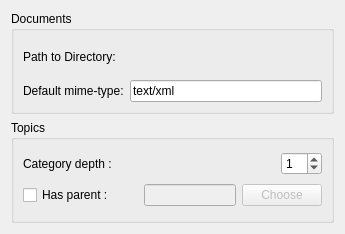
Old version of the form kgalileicenter/qfilldatabase.ui in the repository pfrancq/galilei.
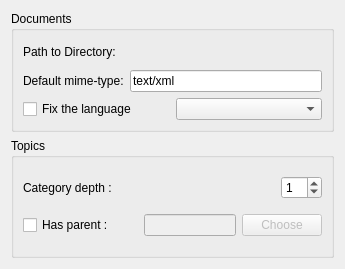
New version of the form. Custom widgets are drawn as their Qt base class.

Patch:
```diff
--- a/kgalileicenter/qfilldatabase.ui
+++ b/kgalileicenter/qfilldatabase.ui
@@ -6,19 +6,19 @@
     <x>0</x>
     <y>0</y>
     <width>343</width>
-    <height>234</height>
+    <height>269</height>
    </rect>
   </property>
   <property name="windowTitle" >
    <string>Form</string>
   </property>
-  <layout class="QVBoxLayout" name="verticalLayout" >
+  <layout class="QVBoxLayout" name="verticalLayout_2" >
    <item>
     <widget class="QGroupBox" name="groupBox2" >
      <property name="title" >
       <string>Documents</string>
      </property>
-     <layout class="QVBoxLayout" >
+     <layout class="QVBoxLayout" name="verticalLayout" >
       <item>
        <layout class="QHBoxLayout" name="_2" >
         <item>
@@ -64,6 +64,20 @@
         </item>
        </layout>
       </item>
+      <item>
+       <layout class="QHBoxLayout" name="horizontalLayout" >
+        <item>
+         <widget class="QCheckBox" name="FixLanguage" >
+          <property name="text" >
+           <string>Fix the language</string>
+          </property>
+         </widget>
+        </item>
+        <item>
+         <widget class="QComboBox" name="Language" />
+        </item>
+       </layout>
+      </item>
      </layout>
     </widget>
    </item>
```
Left out of the diff: 32 changed lines with no effect on the pictures.
